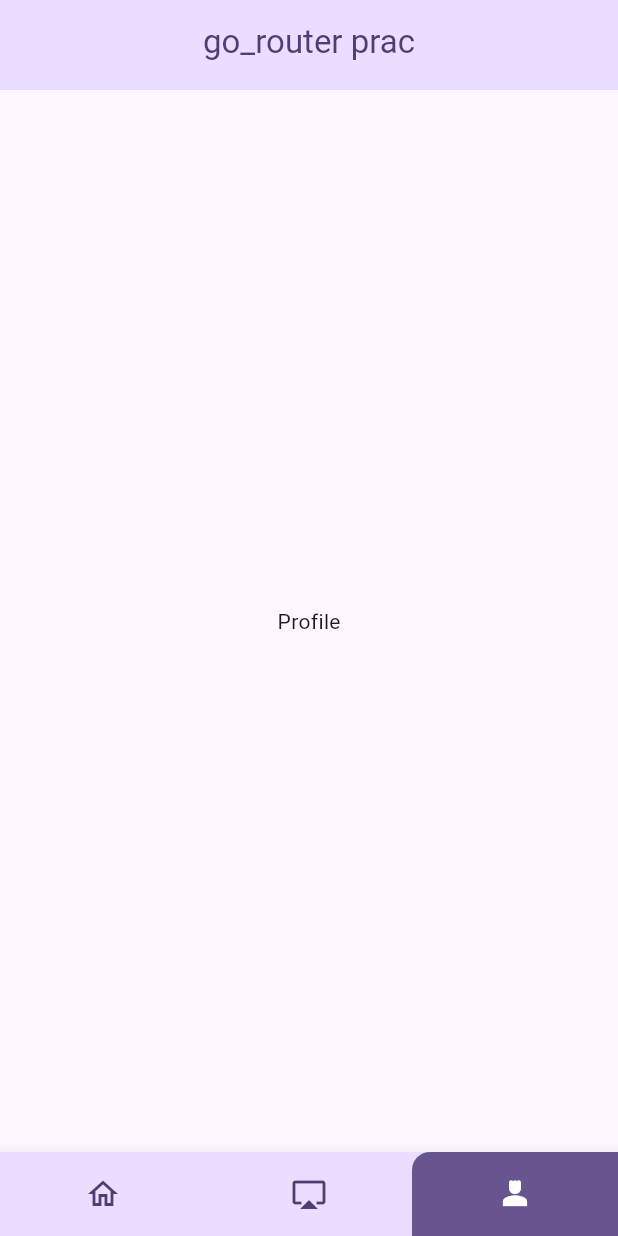
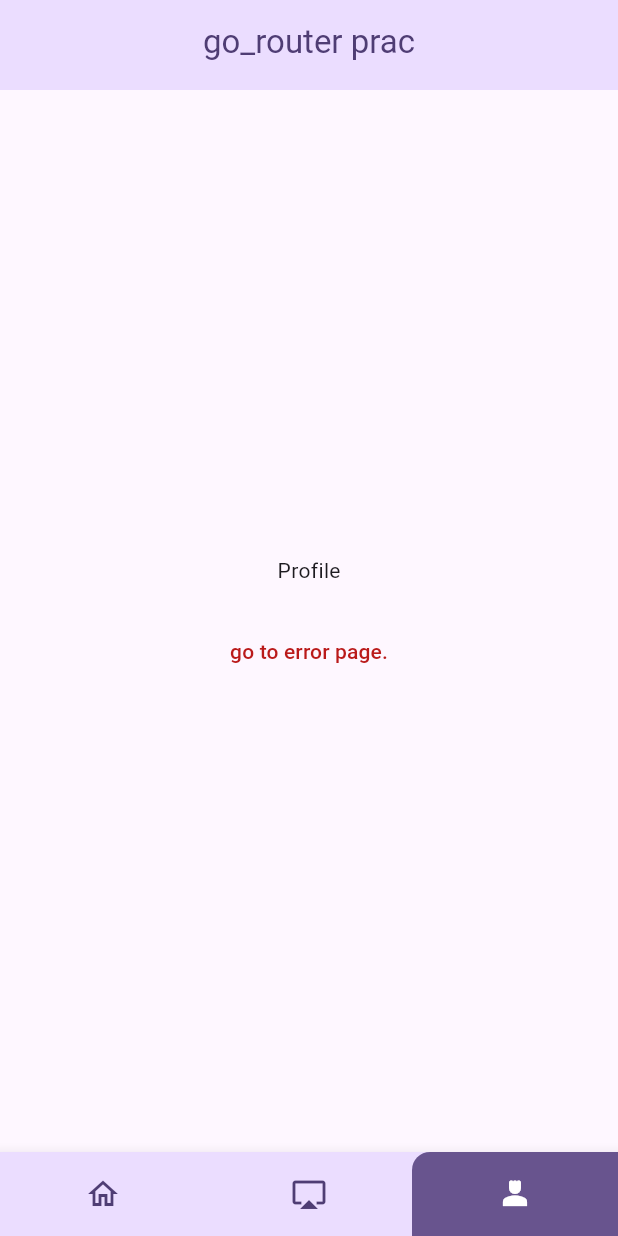
Before and after one commit to Mohammad-Safayet/go-router-prac, a Flutter app: the screen it shows after launch, item 3 of the bottom bar chosen, on a phone screen of 412 x 824 dp. Run offline on Flutter 3.47's test engine with Material 2 defaults, Android fonts, the phone set to English and light mode, and no system bars; our stand-ins replace go_router.

Commit message:
added button to simulate errorbuilder

```diff
--- a/lib/views/profile_view.dart
+++ b/lib/views/profile_view.dart
@@ -1,4 +1,5 @@
 import 'package:flutter/material.dart';
+import 'package:go_router/go_router.dart';
 
 class ProfileView extends StatelessWidget {
   const ProfileView({super.key});
@@ -7,11 +8,25 @@ class ProfileView extends StatelessWidget {
   Widget build(BuildContext context) {
     return Container(
       color: Theme.of(context).colorScheme.background,
-      child: const Column(
+      child: Column(
         mainAxisAlignment: MainAxisAlignment.center,
         crossAxisAlignment: CrossAxisAlignment.center,
         children: [
-          Text("Profile"),
+          const Text("Profile"),
+          const SizedBox(
+            height: 20,
+          ),
+          TextButton(
+            onPressed: () {
+              context.go("/error");
+            },
+            child: Text(
+              "go to error page.",
+              style: TextStyle(
+                color: Theme.of(context).colorScheme.error,
+              ),
+            ),
+          ),
         ],
       ),
     );
```
